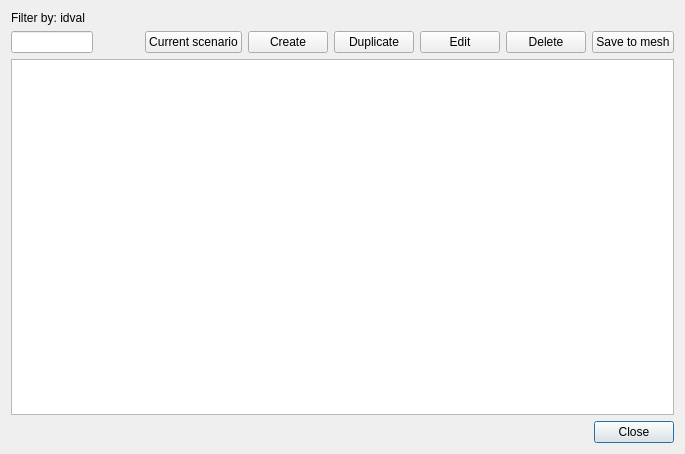
First picture: the form in core/ui/toolbars/utilities/bc_scenario_manager.ui, repository ibergis/ibergis_qgis_plugin, before the edit.
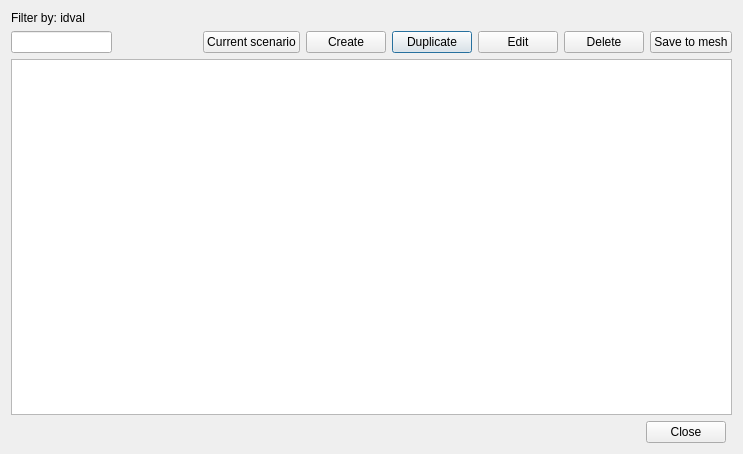
Second picture: the form after the edit.

Commit message: feat(dialogs): add help button

The edit to the form file:
```diff
--- a/core/ui/toolbars/utilities/bc_scenario_manager.ui
+++ b/core/ui/toolbars/utilities/bc_scenario_manager.ui
@@ -6,7 +6,7 @@
    <rect>
     <x>0</x>
     <y>0</y>
-    <width>685</width>
+    <width>743</width>
     <height>454</height>
    </rect>
   </property>
@@ -14,33 +14,7 @@
    <string>Boundary condition scenarios manager</string>
   </property>
   <layout class="QGridLayout">
-   <item row="3" column="0" colspan="2">
-    <spacer name="horizontalSpacer">
-     <property name="orientation">
-      <enum>Qt::Horizontal</enum>
-     </property>
-     <property name="sizeType">
-      <enum>QSizePolicy::Expanding</enum>
-     </property>
-     <property name="sizeHint" stdset="0">
-      <size>
-       <width>40</width>
-       <height>20</height>
-      </size>
-     </property>
-    </spacer>
-   </item>
-   <item row="3" column="2" alignment="Qt::AlignRight">
-    <widget class="QPushButton" name="btn_cancel">
-     <property name="text">
-      <string>Close</string>
-     </property>
-    </widget>
-   </item>
-   <item row="2" column="0" colspan="3">
-    <widget class="QTableView" name="tbl_bcs"/>
-   </item>
-   <item row="1" column="0" colspan="3">
+   <item row="1" column="0" colspan="2">
     <layout class="QGridLayout" name="gridLayout">
      <item row="1" column="6">
       <widget class="QPushButton" name="btn_duplicate_scenario">
@@ -118,6 +92,36 @@
      </item>
     </layout>
    </item>
+   <item row="5" column="0">
+    <layout class="QGridLayout" name="lyt_buttons">
+     <item row="0" column="1">
+      <widget class="QPushButton" name="btn_cancel">
+       <property name="text">
+        <string>Close</string>
+       </property>
+      </widget>
+     </item>
+     <item row="0" column="0">
+      <spacer name="horizontalSpacer">
+       <property name="orientation">
+        <enum>Qt::Horizontal</enum>
+       </property>
+       <property name="sizeType">
+        <enum>QSizePolicy::Expanding</enum>
+       </property>
+       <property name="sizeHint" stdset="0">
+        <size>
+         <width>40</width>
+         <height>20</height>
+        </size>
+       </property>
+      </spacer>
+     </item>
+    </layout>
+   </item>
+   <item row="2" column="0" colspan="2">
+    <widget class="QTableView" name="tbl_bcs"/>
+   </item>
   </layout>
  </widget>
  <resources/>
```
The commit also changes 23 other files.
